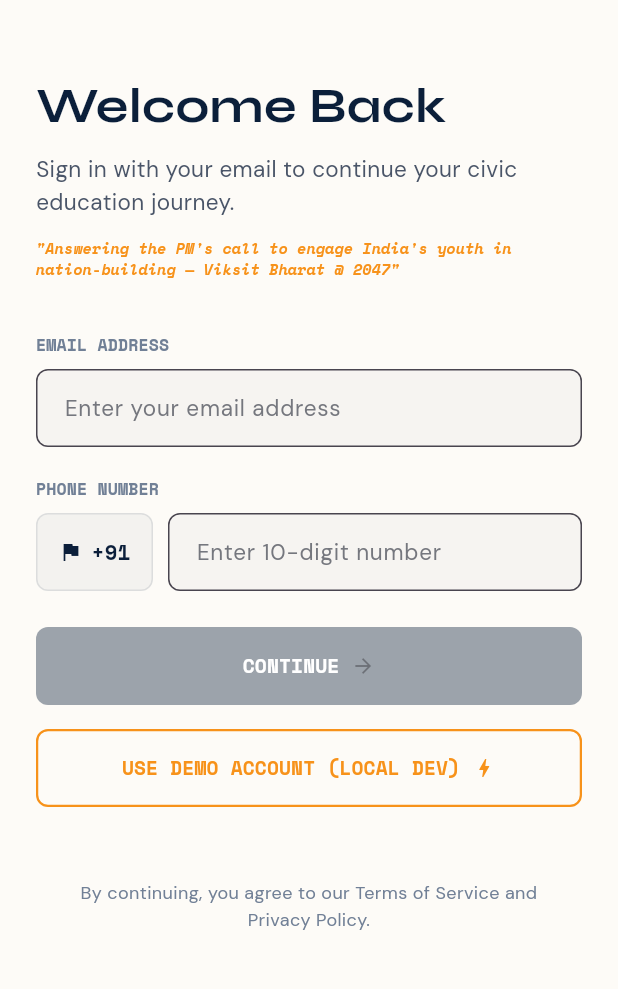
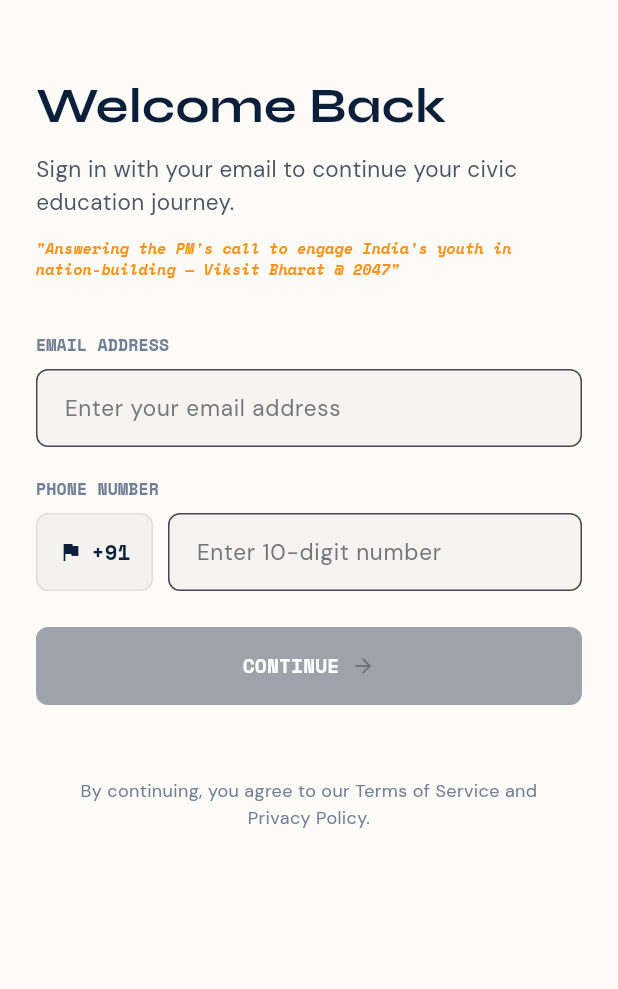
Before and after one commit to Tarqa-Ai/swaraj-client, a Flutter app: the screen it shows after launch, on a phone screen of 412 x 824 dp, the part 126-1115 px from its top. Run offline on Flutter 3.47's test engine with Material 3 defaults, Android fonts, the light colour scheme and no system bars; our stand-ins replace flutter_riverpod, flutter_secure_storage, google_fonts, shared_preferences, supabase_flutter; accounts and stored records are empty.

Commit message:
rerun jobs fixed

```diff
--- a/apps/mobile/lib/features/auth/login_screen.dart
+++ b/apps/mobile/lib/features/auth/login_screen.dart
@@ -65,25 +65,7 @@ class _LoginScreenState extends ConsumerState<LoginScreen> {
     }
   }
 
-  Future<void> _submitDemo() async {
-    if (_isLoading) return;
-    setState(() {
-      _isLoading = true;
-      _error = null;
-    });
-    try {
-      await ref.read(authRepositoryProvider).demoLogin();
-      if (!mounted) return;
-      Navigator.pushReplacementNamed(context, '/dashboard');
-    } catch (e) {
-      if (!mounted) return;
-      setState(() {
-        _error = e.toString().replaceFirst(RegExp(r'^.*?: '), '');
-      });
-    } finally {
-      if (mounted) setState(() => _isLoading = false);
-    }
-  }
+
 
   @override
   Widget build(BuildContext context) {
@@ -257,31 +239,7 @@ class _LoginScreenState extends ConsumerState<LoginScreen> {
                         ),
                 ),
               ),
-              const SizedBox(height: 16),
-              SizedBox(
-                width: double.infinity,
-                height: 52,
-                child: OutlinedButton(
-                  onPressed: _isLoading ? null : _submitDemo,
-                  style: OutlinedButton.styleFrom(
-                    foregroundColor: SwarajColors.saffron,
-                    side: const BorderSide(color: SwarajColors.saffron, width: 1.5),
-                    shape: RoundedRectangleBorder(borderRadius: BorderRadius.circular(8)),
-                  ),
-                  child: Row(
-                    mainAxisAlignment: MainAxisAlignment.center,
-                    children: [
-                      Text('USE DEMO ACCOUNT (LOCAL DEV)',
-                          style: SwarajTypography.mono(
-                              fontSize: 13,
-                              fontWeight: FontWeight.bold,
-                              color: SwarajColors.saffron)),
-                      const SizedBox(width: 8),
-                      const Icon(Icons.bolt, size: 16, color: SwarajColors.saffron),
-                    ],
-                  ),
-                ),
-              ),
+
               const SizedBox(height: 48),
               Center(
                 child: Padding(
```
Also changed, not shown: 1 other file.
